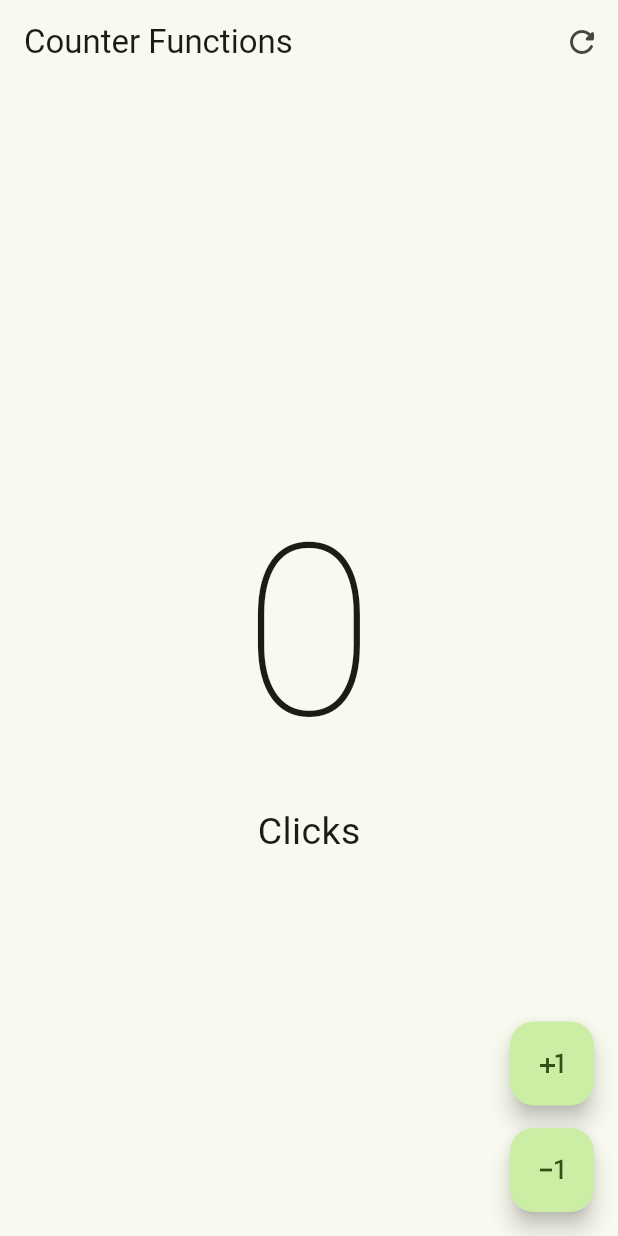
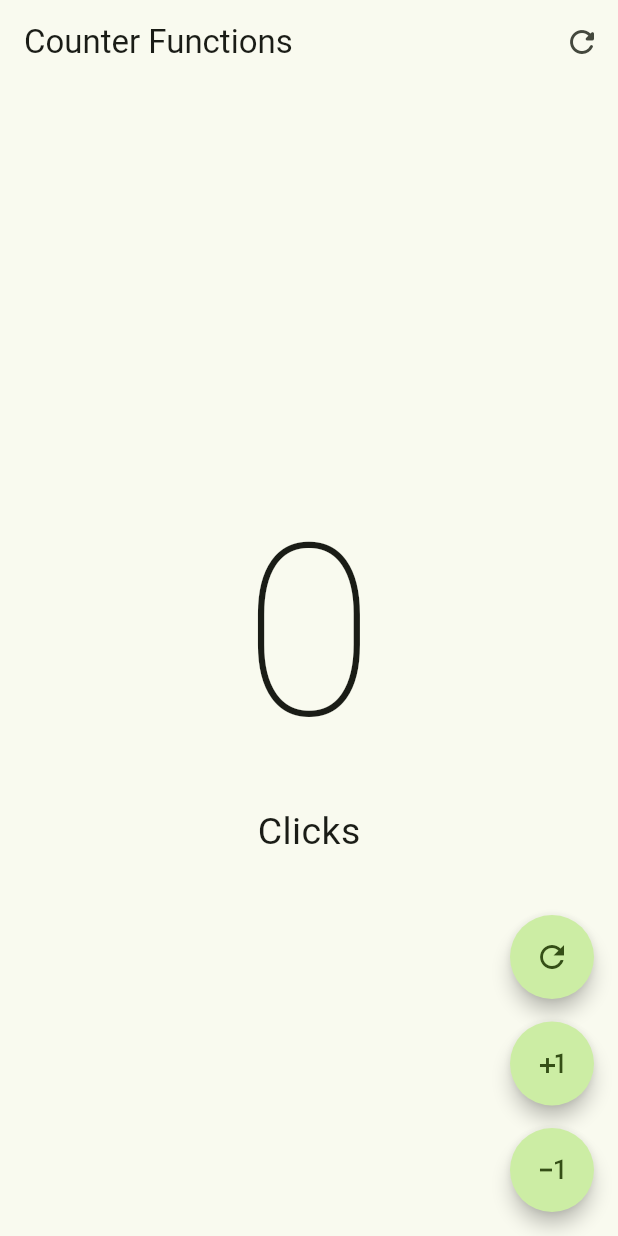
Before and after one commit to tomasferrerasdev/flutter-counter, a Flutter app: the screen it shows after launch, after a tap on the "plus one" icon, after a tap on the "exposure minus 1" icon, on a phone screen of 412 x 824 dp. Run offline on Flutter 3.47's test engine with Material 2 defaults, Android fonts, the phone set to English and light mode, and no system bars.

Commit message:
make button reusable

```diff
--- a/lib/presentation/screens/counter/counter_functions_screen.dart
+++ b/lib/presentation/screens/counter/counter_functions_screen.dart
@@ -43,26 +43,56 @@ class _CounterFunctionsScreenState extends State<CounterFunctionsScreen> {
         floatingActionButton: Column(
           mainAxisAlignment: MainAxisAlignment.end,
           children: [
-            FloatingActionButton(
+            CustomButton(
+              icon: Icons.refresh_outlined,
               onPressed: () {
-                setState(() {
-                  clickCounter++;
-                });
+                clickCounter = 0;
+                setState(() {});
               },
-              child: const Icon(Icons.plus_one),
             ),
             const SizedBox(
               height: 15,
             ),
-            FloatingActionButton(
+            CustomButton(
+              icon: Icons.plus_one,
               onPressed: () {
-                setState(() {
-                  clickCounter--;
-                });
+                clickCounter++;
+                setState(() {});
               },
-              child: const Icon(Icons.exposure_minus_1_outlined),
+            ),
+            const SizedBox(
+              height: 15,
+            ),
+            CustomButton(
+              icon: Icons.exposure_minus_1_outlined,
+              onPressed: () {
+                if (clickCounter == 0) return;
+                clickCounter--;
+                setState(() {});
+              },
             ),
           ],
         ));
   }
 }
+
+class CustomButton extends StatelessWidget {
+  final IconData icon;
+  final VoidCallback? onPressed;
+
+  const CustomButton({
+    super.key,
+    required this.icon,
+    this.onPressed,
+  });
+
+  @override
+  Widget build(BuildContext context) {
+    return FloatingActionButton(
+      elevation: 5,
+      shape: const StadiumBorder(),
+      onPressed: onPressed,
+      child: Icon(icon),
+    );
+  }
+}
```
